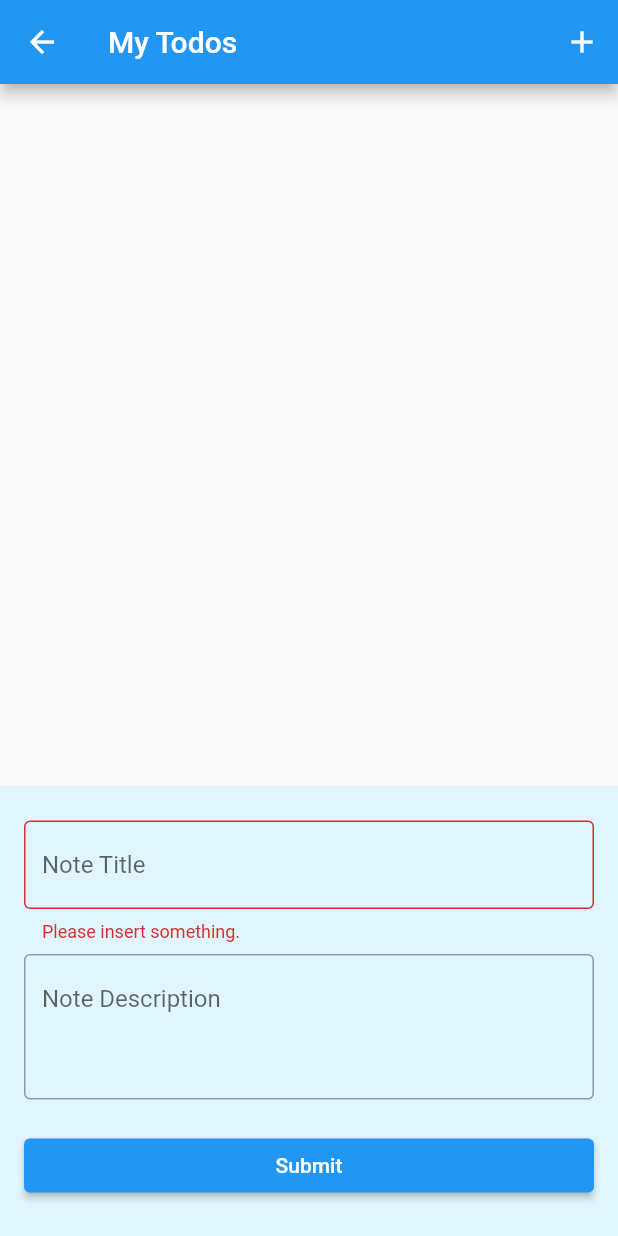
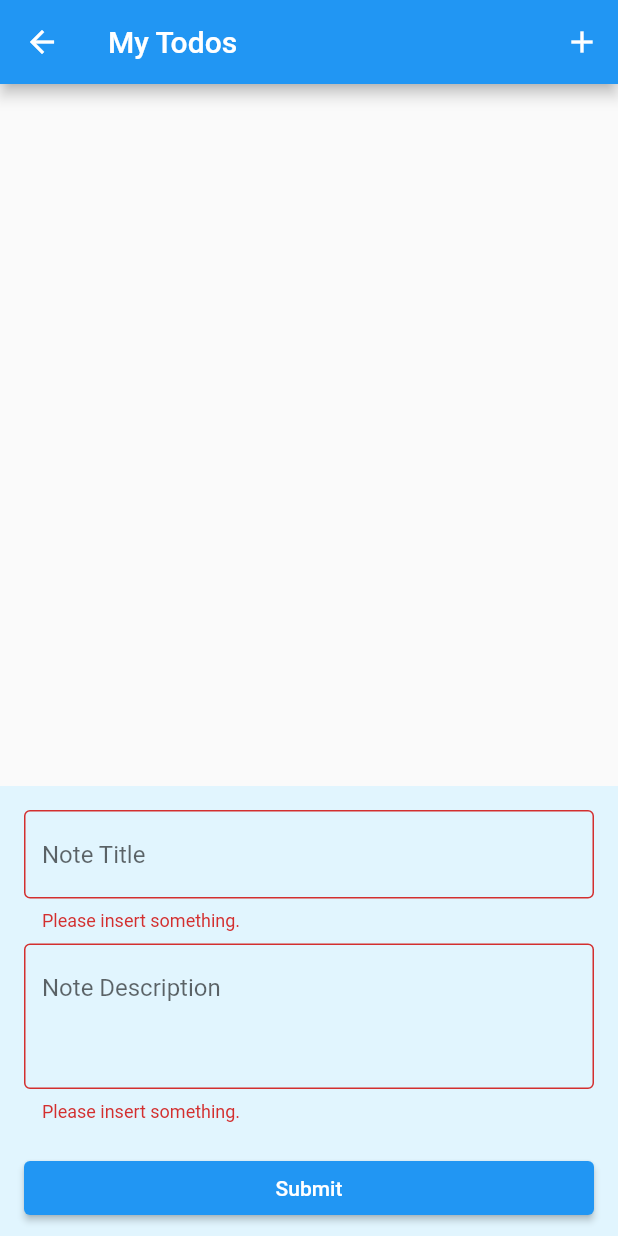
Before and after one commit to sudeepthapa/flutter_class, a Flutter app: the screen it shows after launch, after a tap on the "add" icon, after a tap on "Submit", on a phone screen of 412 x 824 dp. Run offline on Flutter 3.47's test engine with Material 2 defaults, Android fonts, the phone set to English and light mode, and no system bars.

Commit message:
validators moved to separate file

```diff
--- /dev/null
+++ b/lib/constants/validators.dart
@@ -0,0 +1,11 @@
+class Validators {
+
+  static validateText(text) {
+    if (text == null || text.isEmpty) {
+      return 'Please insert something.';
+    } else {
+      return null;
+    }
+  }
+
+}
--- a/lib/screens/TodosScreen.dart
+++ b/lib/screens/TodosScreen.dart
@@ -1,4 +1,5 @@
 import 'package:flutter/material.dart';
+import 'package:flutter_class/constants/validators.dart';
 
 class TodosScreen extends StatefulWidget {
   @override
@@ -55,19 +56,14 @@ class _TodosScreenState extends State<TodosScreen> {
           child: Column(mainAxisAlignment: MainAxisAlignment.center, children: [
             TextFormField(
               controller: _titleController,
-              validator: (text) {
-                if (text == null || text.isEmpty) {
-                  return 'Please insert something.';
-                } else {
-                  return null;
-                }
-              },
+              validator: (text) => Validators.validateText(text),
               decoration: InputDecoration(
                   hintText: 'Note Title', border: OutlineInputBorder()),
             ),
             SizedBox(height: 8),
             TextFormField(
               controller: _descriptionController,
+              validator: (text) => Validators.validateText(text),
               maxLines: 3,
               decoration: InputDecoration(
                   hintText: 'Note Description', border: OutlineInputBorder()),
```
